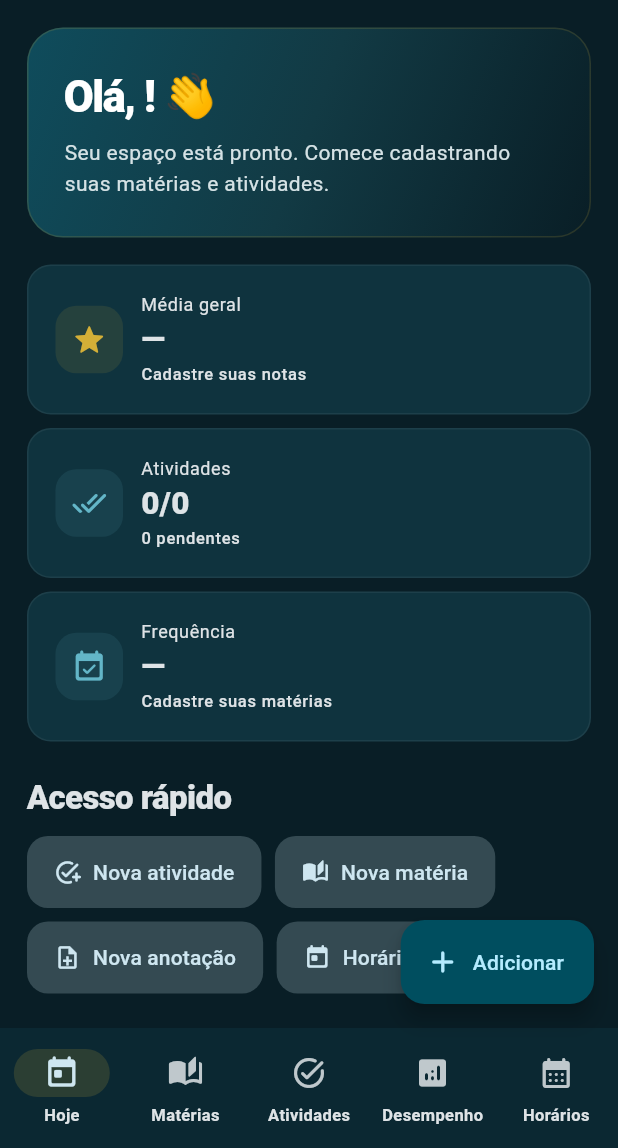
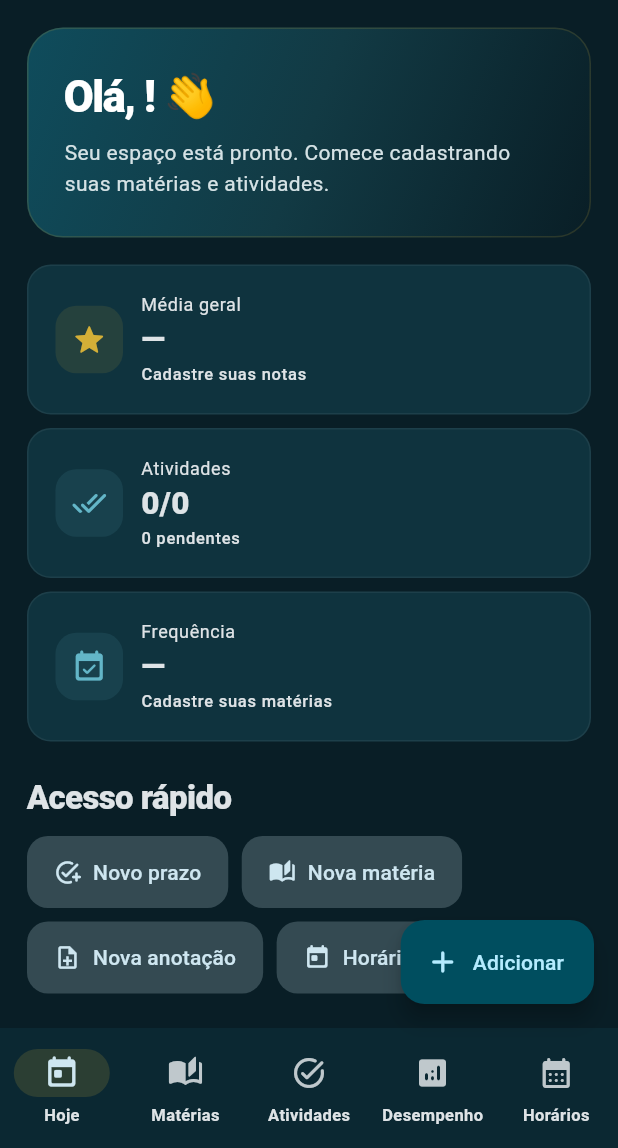
Before and after one commit to VictorAms12/academia-flow, a Flutter app: the AppShell screen opened directly, on a phone screen of 412 x 824 dp, the part 88-1236 px from its top. Run offline on Flutter 3.47's test engine with Material 3 defaults, Android fonts, the phone set to English and light mode, and no system bars; our stand-ins replace flutter_local_notifications, flutter_timezone, sqflite, timezone; accounts and stored records are empty.

Commit message:
Academia Flow v2.2.1 - unifica cadastro de prazos

```diff
--- a/lib/screens/dashboard_screen.dart
+++ b/lib/screens/dashboard_screen.dart
@@ -3,7 +3,7 @@
 import '../state/app_state.dart';
 import '../theme/app_theme.dart';
 import '../widgets/common.dart';
-import '../widgets/forms.dart';
+import '../widgets/v22_actions.dart';
 
 class DashboardScreen extends StatelessWidget {
   const DashboardScreen({super.key});
@@ -37,7 +37,7 @@
                   FilledButton.tonalIcon(
                     onPressed: () => showTaskEditor(context, state),
                     icon: const Icon(Icons.add_task_rounded),
-                    label: const Text('Nova atividade'),
+                    label: const Text('Novo prazo'),
                   ),
                   FilledButton.tonalIcon(
                     onPressed: () => showSubjectEditor(context, state),
@@ -215,7 +215,7 @@
         icon: Icons.task_alt_rounded,
         title: 'Nenhum prazo pendente',
         message: 'Adicione trabalhos, provas ou lembretes para acompanhar os próximos prazos.',
-        actionLabel: 'Adicionar atividade',
+        actionLabel: 'Adicionar prazo',
         onAction: () => showTaskEditor(context, state),
       );
     }
@@ -271,7 +271,7 @@
                 children: [
                   Text(task.title, maxLines: 1, overflow: TextOverflow.ellipsis, style: const TextStyle(fontWeight: FontWeight.w900)),
                   const SizedBox(height: 2),
-                  Text(state.subjectName(task.subjectId), style: Theme.of(context).textTheme.bodySmall),
+                  Text('${taskKindLabel(task.kind)} • ${state.subjectName(task.subjectId)}', style: Theme.of(context).textTheme.bodySmall),
                 ],
               ),
             ),
--- a/lib/screens/subject_detail_screen.dart
+++ b/lib/screens/subject_detail_screen.dart
@@ -3,7 +3,7 @@
 import '../state/app_state.dart';
 import '../theme/app_theme.dart';
 import '../widgets/common.dart';
-import '../widgets/forms.dart';
+import '../widgets/v22_actions.dart';
 
 class SubjectDetailScreen extends StatefulWidget {
   const SubjectDetailScreen({super.key, required this.subjectId});
@@ -261,9 +261,9 @@
         if (tasks.isEmpty)
           EmptyState(
             icon: Icons.assignment_outlined,
-            title: 'Nenhuma atividade nesta matéria',
-            message: 'Cadastre trabalhos, provas, listas e outros prazos relacionados à disciplina.',
-            actionLabel: 'Adicionar atividade',
+            title: 'Nenhum prazo nesta matéria',
+            message: 'Cadastre atividades, provas, seminários, projetos, leituras e outros prazos relacionados à disciplina.',
+            actionLabel: 'Adicionar prazo',
             onAction: () => showTaskEditor(context, state, presetSubjectId: subject.id),
           )
         else
@@ -307,6 +307,7 @@
             spacing: 7,
             runSpacing: 7,
             children: [
+              GoldBadge(taskKindLabel(task.kind).toUpperCase()),
               GoldBadge(formatDate(task.dueDate)),
               GoldBadge(task.status == TaskStatus.done ? 'CONCLUÍDO' : task.status == TaskStatus.doing ? 'EM ANDAMENTO' : 'A FAZER'),
             ],
@@ -433,9 +434,9 @@
         if (notes.isEmpty)
           EmptyState(
             icon: Icons.folder_copy_outlined,
-            title: 'Nenhum material salvo',
+            title: 'Nenhuma anotação salva',
             message: 'Guarde resumos, observações e links importantes relacionados à matéria.',
-            actionLabel: 'Adicionar material',
+            actionLabel: 'Adicionar anotação',
             onAction: () => showNoteEditor(context, state, presetSubjectId: subject.id),
           )
         else
--- a/lib/widgets/app_shell.dart
+++ b/lib/widgets/app_shell.dart
@@ -46,7 +46,7 @@
   @override Widget build(BuildContext context) {
     final dark = Theme.of(context).brightness == Brightness.dark;
     return Container(width: 244, padding: const EdgeInsets.fromLTRB(16, 22, 16, 18), decoration: BoxDecoration(color: dark ? const Color(0xFF0B2832) : Colors.white, border: Border(right: BorderSide(color: dark ? Colors.white.withValues(alpha: .06) : Colors.black.withValues(alpha: .06)))), child: Column(children: [
-      const Row(children: [_Logo(), SizedBox(width: 11), Expanded(child: Column(crossAxisAlignment: CrossAxisAlignment.start, children: [Text('Academia Flow', style: TextStyle(fontWeight: FontWeight.w900, fontSize: 16)), Text('Academic OS • 2.2', style: TextStyle(fontSize: 10))]))]),
+      const Row(children: [_Logo(), SizedBox(width: 11), Expanded(child: Column(crossAxisAlignment: CrossAxisAlignment.start, children: [Text('Academia Flow', style: TextStyle(fontWeight: FontWeight.w900, fontSize: 16)), Text('Academic OS • 2.2.1', style: TextStyle(fontSize: 10))]))]),
       const SizedBox(height: 28),
       for (var i=0;i<AppShell.destinations.length;i++) Padding(padding: const EdgeInsets.only(bottom: 6), child: Material(color: state.currentIndex==i ? Theme.of(context).colorScheme.primary.withValues(alpha:.10) : Colors.transparent, borderRadius: BorderRadius.circular(14), child: InkWell(onTap: () => state.setIndex(i), borderRadius: BorderRadius.circular(14), child: Padding(padding: const EdgeInsets.symmetric(horizontal:13, vertical:12), child: Row(children:[Icon(AppShell.destinations[i].$1, size:21, color:state.currentIndex==i?Theme.of(context).colorScheme.primary:null), const SizedBox(width:11), Expanded(child:Text(AppShell.destinations[i].$2, style:TextStyle(fontWeight:state.currentIndex==i?FontWeight.w900:FontWeight.w600))), if(i==2&&state.pendingCount>0) Container(padding:const EdgeInsets.symmetric(horizontal:7,vertical:3),decoration:BoxDecoration(color:AppColors.gold,borderRadius:BorderRadius.circular(20)),child:Text('${state.pendingCount}',style:const TextStyle(color:AppColors.petroleumDark,fontSize:9,fontWeight:FontWeight.w900)))]))))),
       const Divider(height: 22),
--- a/pubspec.yaml
+++ b/pubspec.yaml
@@ -1,7 +1,7 @@
 name: academia_flow
 description: Organizador universitario academico offline em Flutter.
 publish_to: "none"
-version: 2.2.0+4
+version: 2.2.1+5
 
 environment:
   sdk: ">=3.12.0 <4.0.0"
```
Also changed, not shown: 1 other file.
